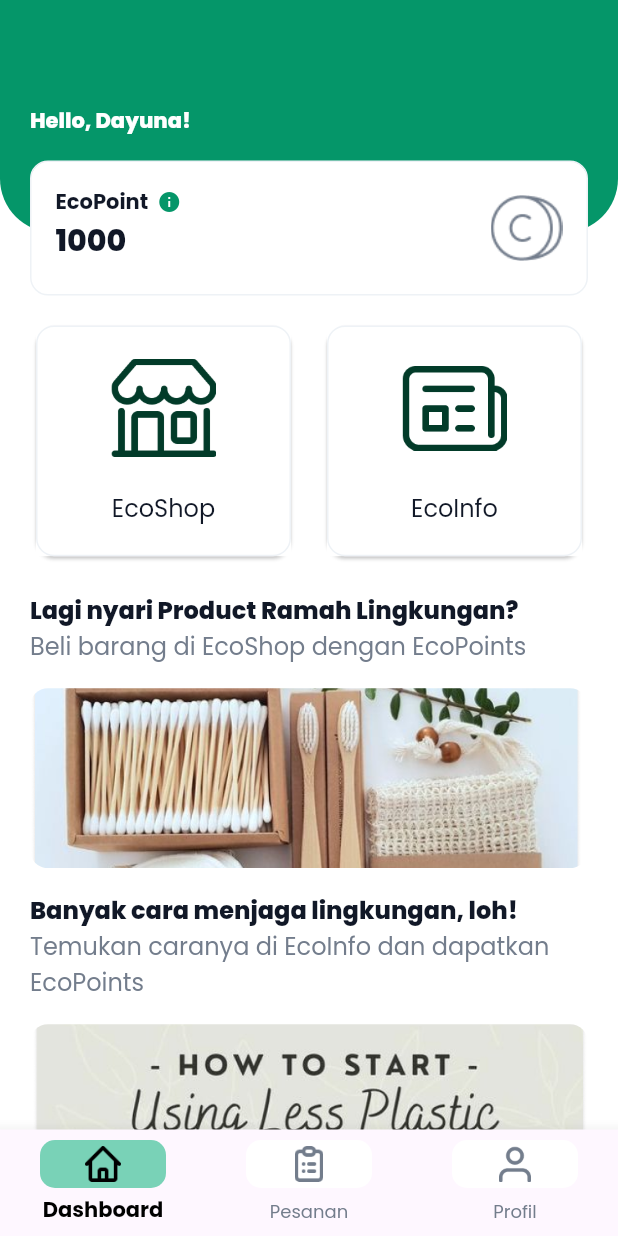
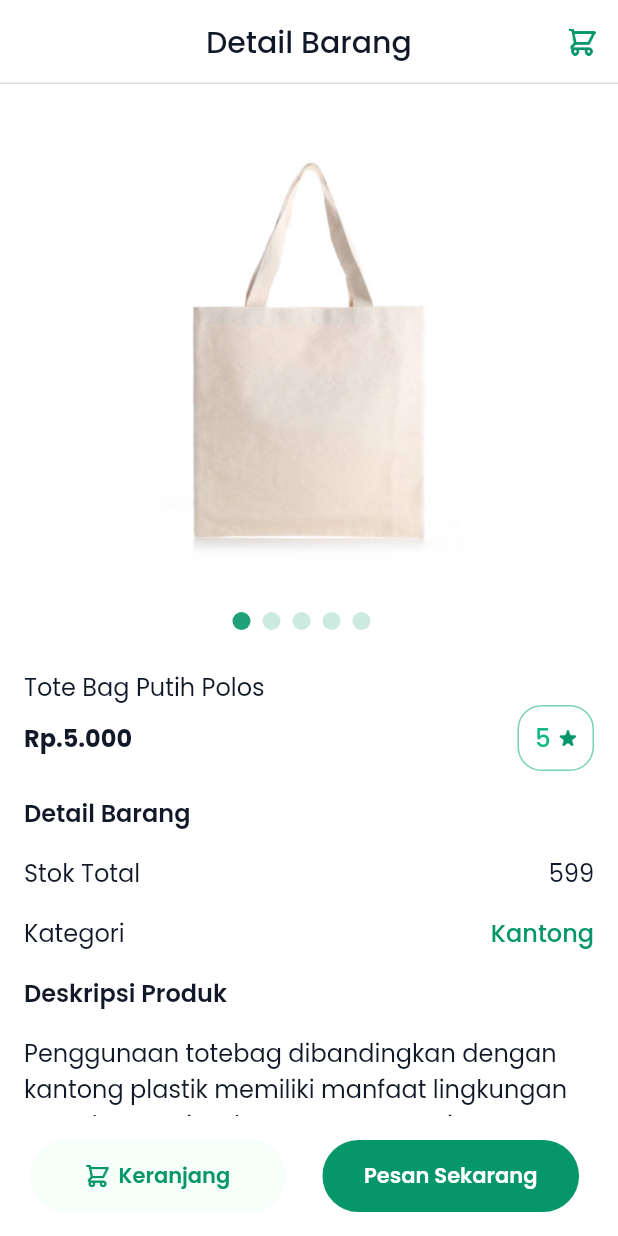
Before and after one commit to Ecowave-Alterra/ecowave-flutter, a Flutter app: the screen it shows after launch, on a phone screen of 412 x 824 dp. Run offline on Flutter 3.47's test engine with Material 2 defaults, Android fonts, the phone set to English and light mode, and no system bars; drawn by our look-alikes of carousel_slider; our stand-ins replace another_flushbar, flutter_bloc, flutter_countdown_timer, get_it, google_fonts, lottie.

Commit message:
complete slicing UI product detail

```diff
--- a/lib/app.dart
+++ b/lib/app.dart
@@ -1,5 +1,6 @@
 import 'package:ecowave/core.dart';
 import 'package:ecowave/core/utils/providers.dart';
+import 'package:ecowave/features/ecommerce/view/pages/detail_barang_page.dart';
 import 'package:ecowave/features/home/home_page.dart';
 import 'package:ecowave/routes/routes.dart';
 import 'package:flutter/material.dart';
@@ -16,7 +17,7 @@ class App extends StatelessWidget {
       child: MaterialApp(
         debugShowCheckedModeBanner: false,
         title: 'Ecowave',
-        home: const MyHomePage(),
+        home: const DetailBarang(),
         onGenerateRoute: Routes.generateRoute,
         theme: ThemeData(
           scaffoldBackgroundColor: AppColors.white,
--- /dev/null
+++ b/lib/features/ecommerce/view/pages/detail_barang_page.dart
@@ -0,0 +1,105 @@
+import 'package:ecowave/features/ecommerce/view/widgets/deskripsi_barang_widget.dart';
+import 'package:flutter/material.dart';
+
+import '../../../../core.dart';
+import '../../../payment/view/pages/payment_detail_page.dart';
+import '../widgets/carousel_barang_widget.dart';
+
+class DetailBarang extends StatelessWidget {
+  const DetailBarang({super.key});
+
+  @override
+  Widget build(BuildContext context) {
+    return Scaffold(
+      backgroundColor: AppColors.white,
+      appBar: AppBar(
+        title: const Text("Detail Barang"),
+        actions: [
+          IconButton(
+            onPressed: () => context.push(const PaymentDetailPage()),
+            icon: const ImageIcon(
+              AppIcons.keranjang,
+              color: AppColors.primary500,
+            ),
+            iconSize: 18,
+          ),
+        ],
+      ),
+      body: SingleChildScrollView(
+        child: const Column(
+          mainAxisAlignment: MainAxisAlignment.start,
+          crossAxisAlignment: CrossAxisAlignment.start,
+          children: [
+            CarouselBarang(),
+            DeskripsiBarang(),
+          ],
+        ),
+      ),
+      bottomNavigationBar: Container(
+        padding: EdgeInsets.all(8),
+        height: 80,
+        child: Row(
+          children: [
+            TextButton(
+              onPressed: () {},
+              child: Container(
+                height: 48.0,
+                width: 171,
+                decoration: BoxDecoration(
+                  border: Border.all(color: AppColors.primary50),
+                  borderRadius: BorderRadius.circular(100),
+                  color: AppColors.primary50,
+                ),
+                child: const Center(
+                  child: Row(
+                    mainAxisAlignment: MainAxisAlignment.center,
+                    children: [
+                      ImageIcon(
+                        AppIcons.keranjang,
+                        size: 15,
+                        color: AppColors.primary500,
+                      ),
+                      SizedBox(
+                        width: 6.5,
+                      ),
+                      Text(
+                        'Keranjang',
+                        style: TextStyle(
+                          color: AppColors.primary500,
+                          fontWeight: AppFontWeight.semibold,
+                          fontSize: AppSizes.buttonFontSize,
+                        ),
+                      ),
+                    ],
+                  ),
+                ),
+              ),
+            ),
+            TextButton(
+              onPressed: () {},
+              child: Container(
+                height: 48.0,
+                width: 171,
+                decoration: BoxDecoration(
+                  border: Border.all(color: AppColors.primary500),
+                  borderRadius: BorderRadius.circular(100),
+                  color: AppColors.primary500,
+                ),
+                child: const Center(
+                  child: Text(
+                    'Pesan Sekarang',
+                    style: TextStyle(
+                      color: AppColors.white,
+                      fontWeight: AppFontWeight.semibold,
+                      fontSize: AppSizes.buttonFontSize,
+                    ),
+                  ),
+                ),
+              ),
+            ),
+          ],
+        ),
+      ),
+    );
+  }
+}
--- /dev/null
+++ b/lib/features/ecommerce/view/widgets/carousel_barang_widget.dart
@@ -0,0 +1,97 @@
+import 'package:carousel_slider/carousel_controller.dart';
+import 'package:carousel_slider/carousel_options.dart';
+import 'package:carousel_slider/carousel_slider.dart';
+import 'package:flutter/material.dart';
+
+import '../../../../core.dart';
+
+class CarouselBarang extends StatefulWidget {
+  const CarouselBarang({super.key});
+
+  @override
+  State<CarouselBarang> createState() => _CarouselBarangState();
+}
+
+class _CarouselBarangState extends State<CarouselBarang> {
+  List<Widget> imgList = [
+    SizedBox.fromSize(
+      child: Image.asset(
+        AppImages.productShop2,
+        fit: BoxFit.cover,
+      ),
+    ),
+    SizedBox.fromSize(
+      child: Image.asset(
+        AppImages.productShop2,
+        fit: BoxFit.cover,
+      ),
+    ),
+    SizedBox.fromSize(
+      child: Image.asset(
+        AppImages.productShop2,
+        fit: BoxFit.cover,
+      ),
+    ),
+    SizedBox.fromSize(
+      child: Image.asset(
+        AppImages.productShop2,
+        fit: BoxFit.cover,
+      ),
+    ),
+    SizedBox.fromSize(
+      child: Image.asset(
+        AppImages.productShop2,
+        fit: BoxFit.cover,
+      ),
+    ),
+  ];
+  final CarouselController _controller = CarouselController();
+  int _current = 0;
+
+  @override
+  Widget build(BuildContext context) {
+    return Padding(
+        padding: const EdgeInsets.fromLTRB(0, 16, 10, 16),
+        child: SizedBox(
+          height: 358,
+          child: Column(children: [
+            Expanded(
+              child: CarouselSlider(
+                items: imgList,
+                carouselController: _controller,
+                options: CarouselOptions(
+                    height: 358,
+                    autoPlay: true,
+                    enlargeCenterPage: false,
+                    aspectRatio: 2.0,
+                    onPageChanged: (index, reason) {
+                      setState(() {
+                        _current = index;
+                      });
+                    }),
+              ),
+            ),
+            Row(
+              mainAxisAlignment: MainAxisAlignment.center,
+              children: imgList.asMap().entries.map((entry) {
+                return GestureDetector(
+                  onTap: () => _controller.animateToPage(entry.key),
+                  child: Container(
+                    width: 12.0,
+                    height: 12.0,
+                    margin: const EdgeInsets.symmetric(
+                        vertical: 10.0, horizontal: 4.0),
+                    decoration: BoxDecoration(
+                        shape: BoxShape.circle,
+                        color: (Theme.of(context).brightness == Brightness.dark
+                                ? AppColors.black
+                                : AppColors.primary500)
+                            .withOpacity(_current == entry.key ? 0.9 : 0.2)),
+                  ),
+                );
+              }).toList(),
+            ),
+          ]),
+        ));
+  }
+}
--- /dev/null
+++ b/lib/features/ecommerce/view/widgets/deskripsi_barang_widget.dart
@@ -0,0 +1,299 @@
+import 'package:ecowave/core.dart';
+import 'package:flutter/material.dart';
+
+class DeskripsiBarang extends StatelessWidget {
+  const DeskripsiBarang({super.key});
+
+  @override
+  Widget build(BuildContext context) {
+    return Column(
+      children: [
+        Container(
+          padding: const EdgeInsets.only(left: AppSizes.primary),
+          alignment: Alignment.centerLeft,
+          child: const Text(
+            'Tote Bag Putih Polos',
+            style: TextStyle(
+              fontSize: AppSizes.primary,
+              fontWeight: AppFontWeight.regular,
+              color: AppColors.black,
+            ),
+          ),
+        ),
+        Container(
+          padding: const EdgeInsets.only(
+              left: AppSizes.primary, right: AppSizes.primary),
+          child: Row(
+            mainAxisAlignment: MainAxisAlignment.spaceBetween,
+            children: [
+              Container(
+                padding: const EdgeInsets.fromLTRB(0, 10, 0, 10),
+                child: const Text(
+                  'Rp.5.000',
+                  style: TextStyle(
+                    fontSize: AppSizes.primary,
+                    fontWeight: AppFontWeight.bold,
+                    color: AppColors.black,
+                  ),
+                ),
+              ),
+              Container(
+                height: 44,
+                width: 51,
+                decoration: BoxDecoration(
+                    border: Border.all(color: AppColors.primary300, width: 1),
+                    borderRadius: BorderRadius.circular(AppSizes.primary)),
+                child: Row(
+                  mainAxisAlignment: MainAxisAlignment.center,
+                  children: [
+                    Container(
+                      padding: const EdgeInsets.only(right: 5),
+                      child: const Text(
+                        '5',
+                        style: TextStyle(
+                          fontSize: AppSizes.primary,
+                          fontWeight: AppFontWeight.medium,
+                          color: AppColors.primary400,
+                        ),
+                      ),
+                    ),
+                    Container(
+                      child: const ImageIcon(
+                        AppIcons.solidUlasan,
+                        color: AppColors.primary500,
+                        size: 12,
+                      ),
+                    )
+                  ],
+                ),
+              ),
+            ],
+          ),
+        ),
+        Container(
+          padding: const EdgeInsets.all(AppSizes.primary),
+          alignment: Alignment.centerLeft,
+          child: const Text(
+            'Detail Barang',
+            style: TextStyle(
+              fontSize: AppSizes.primary,
+              fontWeight: AppFontWeight.semibold,
+            ),
+          ),
+        ),
+        Container(
+          padding: const EdgeInsets.only(
+              left: AppSizes.primary, right: AppSizes.primary),
+          child: const Row(
+            mainAxisAlignment: MainAxisAlignment.spaceBetween,
+            children: [
+              Text(
+                'Stok Total',
+                style: TextStyle(
+                  fontSize: AppSizes.primary,
+                  fontWeight: AppFontWeight.regular,
+                ),
+              ),
+              Text(
+                '599',
+                style: TextStyle(
+                  fontSize: AppSizes.primary,
+                  fontWeight: AppFontWeight.regular,
+                ),
+              ),
+            ],
+          ),
+        ),
+        Container(
+          padding: const EdgeInsets.only(
+              left: AppSizes.primary,
+              top: AppSizes.primary,
+              right: AppSizes.primary),
+          child: const Row(
+            mainAxisAlignment: MainAxisAlignment.spaceBetween,
+            children: [
+              Text(
+                'Kategori',
+                style: TextStyle(
+                  fontSize: AppSizes.primary,
+                  fontWeight: AppFontWeight.regular,
+                ),
+              ),
+              Text(
+                'Kantong',
+                style: TextStyle(
+                    fontSize: AppSizes.primary,
+                    fontWeight: AppFontWeight.medium,
+                    color: AppColors.primary500),
+              ),
+            ],
+          ),
+        ),
+        Container(
+          padding: const EdgeInsets.all(AppSizes.primary),
+          alignment: Alignment.centerLeft,
+          child: const Text(
+            'Deskripsi Produk',
+            style: TextStyle(
+              fontSize: AppSizes.primary,
+              fontWeight: AppFontWeight.semibold,
+            ),
+          ),
+        ),
+        Container(
+          padding: const EdgeInsets.only(
+              left: AppSizes.primary, right: AppSizes.primary),
+          alignment: Alignment.centerLeft,
+          child: const Text(
+            'Penggunaan totebag dibandingkan dengan kantong plastik memiliki manfaat lingkungan yang besar. Kita dapat mengurangi penggunaan plastik sekali pakai yang sulit diurai oleh alam dan berdampak negatif pada lingkungan kita. Totebag terbuat dari bahan yang kuat dan tahan lama, sehingga dapat digunakan berulang kali. Totebag juga memiliki kapasitas yang lebih besar daripada kantong plastik. Totebag putih ini memiliki desain yang trendy dan stylish, sehingga dapat menjadi aksesori fashion yang menarik perhatian. Warna putih yang simpel membuatnya mudah dipadukan dengan pakaian apa pun. Dapatkan sekarang!',
+            style: TextStyle(
+              fontSize: AppSizes.primary,
+              fontWeight: AppFontWeight.regular,
+            ),
+          ),
+        ),
+        Container(
+          padding: const EdgeInsets.all(AppSizes.primary),
+          child: Row(
+            mainAxisAlignment: MainAxisAlignment.spaceBetween,
+            children: [
+              const Text(
+                'Ulasan',
+                style: TextStyle(
+                  fontSize: AppSizes.primary,
+                  fontWeight: AppFontWeight.semibold,
+                ),
+              ),
+              TextButton(
+                onPressed: () {},
+                child: const Text(
+                  'Lihat Semua',
+                  style: TextStyle(
+                      fontSize: 12,
+                      fontWeight: AppFontWeight.semibold,
+                      color: AppColors.primary500),
+                ),
+              ),
+            ],
+          ),
+        ),
+        Container(
+          padding: const EdgeInsets.only(
+              left: AppSizes.primary, bottom: AppSizes.primary),
+          child: Row(
+            children: [
+              const ImageIcon(
+                AppIcons.solidUlasan,
+                color: AppColors.warning500,
+                size: 14.24,
+              ),
+              Container(
+                padding: const EdgeInsets.only(left: 4),
+                child: const Text(
+                  '5',
+                  style: TextStyle(
+                      fontSize: AppSizes.primary,
+                      fontWeight: AppFontWeight.semibold,
+                      color: AppColors.black),
+                ),
+              ),
+              Container(
+                padding: const EdgeInsets.only(left: 8, top: 2, bottom: 2),
+                child: const Text(
+                  '599 penilaian',
+                  style: TextStyle(
+                      fontSize: 14,
+                      fontWeight: AppFontWeight.medium,
+                      color: AppColors.grey700),
+                ),
+              ),
+            ],
+          ),
+        ),
+        Container(
+          padding: const EdgeInsets.only(left: AppSizes.primary),
+          child: Row(
+            children: [
+              const SizedBox(
+                width: 30,
+                height: 40,
+                child: CircleAvatar(
+                  backgroundImage: AssetImage(AppImages.cardInfo4),
+                ),
+              ),
+              Container(
+                padding: const EdgeInsets.only(left: 10),
+                child: const Text(
+                  'Muhammad Nabil',
+                  style: TextStyle(
+                      fontSize: 12,
+                      fontWeight: AppFontWeight.medium,
+                      color: AppColors.black),
+                ),
+              ),
+            ],
+          ),
+        ),
+        Container(
+          padding: const EdgeInsets.fromLTRB(16, 4, 0, 0),
+          child: Row(
+            children: [
+              Container(
+                padding: const EdgeInsets.only(right: 6.57),
+                child: const ImageIcon(
+                  AppIcons.solidUlasan,
+                  color: AppColors.warning500,
+                  size: 14.24,
+                ),
+              ),
+              Container(
+                padding: const EdgeInsets.only(right: 6.57),
+                child: const ImageIcon(
+                  AppIcons.solidUlasan,
+                  color: AppColors.warning500,
+                  size: 14.24,
+                ),
+              ),
+              Container(
+                padding: const EdgeInsets.only(right: 6.57),
+                child: const ImageIcon(
+                  AppIcons.solidUlasan,
+                  color: AppColors.warning500,
+                  size: 14.24,
+                ),
+              ),
+              Container(
+                padding: const EdgeInsets.only(right: 6.57),
+                child: const ImageIcon(
+                  AppIcons.solidUlasan,
+                  color: AppColors.warning500,
+                  size: 14.24,
+                ),
+              ),
+              Container(
+                padding: const EdgeInsets.only(right: 6.57),
+                child: const ImageIcon(
+                  AppIcons.solidUlasan,
+                  color: AppColors.warning500,
+                  size: 14.24,
+                ),
+              ),
+            ],
+          ),
+        ),
+        Container(
+          padding: const EdgeInsets.only(
+              left: AppSizes.primary, right: AppSizes.primary),
+          alignment: Alignment.centerLeft,
+          child: const Text(
+            'Menjelaskan produk ini dapat digunakan untuk apa dan apa manfaat dari produk ini.',
+            style: TextStyle(
+              fontSize: AppSizes.primary,
+              fontWeight: AppFontWeight.regular,
+            ),
+          ),
+        ),
+      ],
+    );
+  }
+}
```
